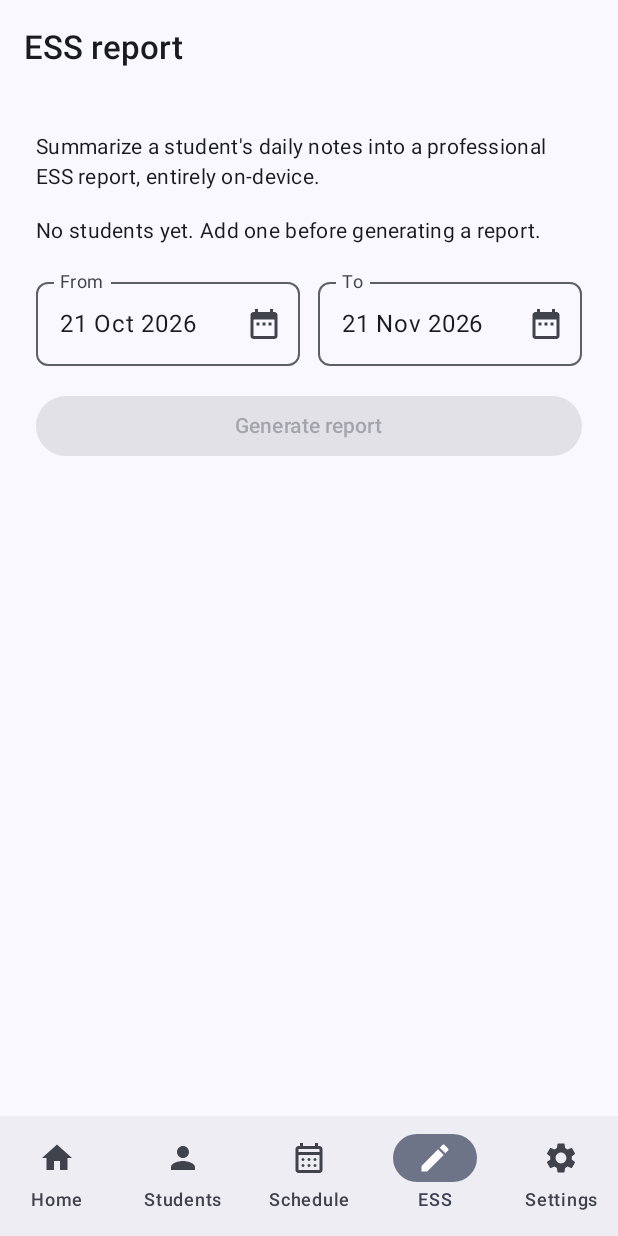
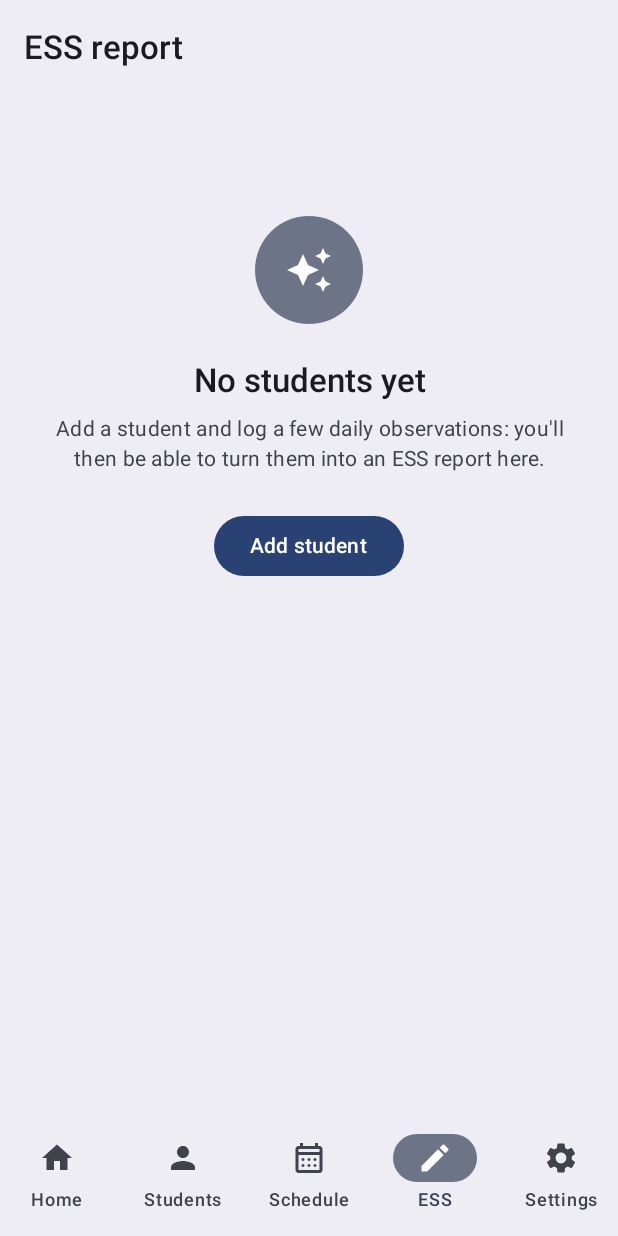
Before and after one commit to AlaedineBenkerbich/AeshAssistant, an Android app built with Jetpack Compose: the EssReportRoute screen opened through its navigation route, on a phone screen of 412 x 824 dp. Run offline under Robolectric (Android 15) with nearby library versions, the phone set to English and light mode, and no system bars; our stand-ins replace Room's generated code; 5 statements that could not run were skipped.

Commit message:
feat(ess): lay out the ESS report tab like the others (#57)
Fifth PR of the design series. The ESS tab was the last top-level screen
still on the old flat layout; this brings it in line with the others.
Layout only: the generation and export logic from #48 is untouched.

## What changes

- Rounded sections on the tinted background ("Student and period", "Your
draft"), under a card introducing the on-device AI. Its sparkles icon
now also marks the Generate button.
- The draft section reminds users to read the text over before exporting
it; the export button gets an icon.
- With no student yet, an empty state explains what's needed first and
leads to the students tab, instead of a sentence above disabled fields.
- The top bar tints when content scrolls under it.

## Checked

- `ktlintCheck`, `lintDebug`, `testDebugUnitTest`, `assembleDebug` pass
locally.
- On an API 36 emulator in light and dark themes: the form, and a
generation attempt (the emulator has no Gemini Nano, so it ends with the
existing "AI unavailable" snackbar). The draft section follows the same
section pattern and is covered by the existing previews.

🤖 Generated with [Claude Code](https://claude.com/claude-code)

Co-authored-by: Claude Opus 5.5 <noreply@anthropic.com>

```diff
--- a/app/src/main/java/fr/alaedine/aesh/presentation/report/EssReportScreen.kt
+++ b/app/src/main/java/fr/alaedine/aesh/presentation/report/EssReportScreen.kt
@@ -6,7 +6,9 @@ import androidx.activity.result.contract.ActivityResultContracts
 import androidx.compose.foundation.interaction.MutableInteractionSource
 import androidx.compose.foundation.interaction.collectIsPressedAsState
 import androidx.compose.foundation.layout.Arrangement
+import androidx.compose.foundation.layout.Box
 import androidx.compose.foundation.layout.Column
+import androidx.compose.foundation.layout.ColumnScope
 import androidx.compose.foundation.layout.Row
 import androidx.compose.foundation.layout.fillMaxSize
 import androidx.compose.foundation.layout.fillMaxWidth
@@ -18,6 +20,7 @@ import androidx.compose.material.icons.Icons
 import androidx.compose.material.icons.filled.DateRange
 import androidx.compose.material3.AlertDialog
 import androidx.compose.material3.Button
+import androidx.compose.material3.ButtonDefaults
 import androidx.compose.material3.CircularProgressIndicator
 import androidx.compose.material3.DatePicker
 import androidx.compose.material3.DatePickerDialog
@@ -32,9 +35,11 @@ import androidx.compose.material3.OutlinedTextField
 import androidx.compose.material3.Scaffold
 import androidx.compose.material3.SnackbarHost
 import androidx.compose.material3.SnackbarHostState
+import androidx.compose.material3.Surface
 import androidx.compose.material3.Text
 import androidx.compose.material3.TextButton
 import androidx.compose.material3.TopAppBar
+import androidx.compose.material3.TopAppBarDefaults
 import androidx.compose.material3.rememberDatePickerState
 import androidx.compose.runtime.Composable
 import androidx.compose.runtime.DisposableEffect
@@ -45,15 +50,20 @@ import androidx.compose.runtime.remember
 import androidx.compose.runtime.setValue
 import androidx.compose.ui.Alignment
 import androidx.compose.ui.Modifier
+import androidx.compose.ui.input.nestedscroll.nestedScroll
 import androidx.compose.ui.platform.LocalContext
 import androidx.compose.ui.platform.LocalView
+import androidx.compose.ui.res.painterResource
 import androidx.compose.ui.res.stringResource
+import androidx.compose.ui.semantics.heading
+import androidx.compose.ui.semantics.semantics
 import androidx.compose.ui.tooling.preview.Preview
 import androidx.compose.ui.unit.dp
 import androidx.lifecycle.compose.collectAsStateWithLifecycle
 import fr.alaedine.aesh.R
 import fr.alaedine.aesh.domain.model.Student
 import fr.alaedine.aesh.domain.usecase.EssReportProgress
+import fr.alaedine.aesh.presentation.components.EmptyState
 import fr.alaedine.aesh.presentation.navigation.AeshBottomNavTab
 import fr.alaedine.aesh.presentation.navigation.AeshBottomNavigationBar
 import fr.alaedine.aesh.presentation.theme.AeshAssistantTheme
@@ -134,7 +144,10 @@ fun EssReportRoute(
 /**
  * Lets the user pick a student and a date range, generate an ESS report
  * draft from their daily notes entirely on-device, edit the result, and
- * export it as a PDF.
+ * export it as a PDF. Laid out like the other tabs: rounded sections on a
+ * tinted background, under a card introducing the on-device AI. With no
+ * student yet, an [EmptyState] explains what's needed first and leads to
+ * the students tab.
  */
 @OptIn(ExperimentalMaterial3Api::class)
 @Composable
@@ -162,11 +175,19 @@ fun EssReportScreen(
         onStatusMessageShown()
     }
 
+    val scrollBehavior = TopAppBarDefaults.pinnedScrollBehavior()
     Scaffold(
-        modifier = modifier.fillMaxSize(),
+        modifier = modifier.fillMaxSize().nestedScroll(scrollBehavior.nestedScrollConnection),
+        containerColor = MaterialTheme.colorScheme.surfaceContainer,
         topBar = {
             TopAppBar(
                 title = { Text(text = stringResource(R.string.ess_report_title)) },
+                colors =
+                    TopAppBarDefaults.topAppBarColors(
+                        containerColor = MaterialTheme.colorScheme.surfaceContainer,
+                        scrolledContainerColor = MaterialTheme.colorScheme.surfaceContainerHigh,
+                    ),
+                scrollBehavior = scrollBehavior,
             )
         },
         bottomBar = {
@@ -177,33 +198,39 @@ fun EssReportScreen(
         },
         snackbarHost = { SnackbarHost(hostState = snackbarHostState) },
     ) { contentPadding ->
+        if (uiState.students.isEmpty() && !uiState.isLoadingStudents) {
+            Box(modifier = Modifier.fillMaxSize().padding(contentPadding)) {
+                EmptyState(
+                    icon = painterResource(id = R.drawable.ic_auto_awesome),
+                    title = stringResource(R.string.student_list_empty_title),
+                    message = stringResource(R.string.ess_report_empty_students),
+                    action = {
+                        Button(onClick = { onTabSelected(AeshBottomNavTab.Students) }) {
+                            Text(text = stringResource(R.string.action_add_student))
+                        }
+                    },
+                    modifier = Modifier.padding(top = 48.dp),
+                )
+            }
+            return@Scaffold
+        }
         Column(
             modifier =
                 Modifier
                     .fillMaxSize()
                     .padding(contentPadding)
-                    .padding(24.dp)
-                    .verticalScroll(rememberScrollState()),
-            verticalArrangement = Arrangement.spacedBy(16.dp),
+                    .verticalScroll(rememberScrollState())
+                    .padding(horizontal = 16.dp, vertical = 8.dp),
+            verticalArrangement = Arrangement.spacedBy(12.dp),
         ) {
-            Text(
-                text = stringResource(R.string.ess_report_description),
-                style = MaterialTheme.typography.bodyMedium,
-            )
+            OnDeviceAiIntroCard()
 
-            if (uiState.students.isEmpty() && !uiState.isLoadingStudents) {
-                Text(
-                    text = stringResource(R.string.ess_report_empty_students),
-                    style = MaterialTheme.typography.bodyMedium,
-                )
-            } else {
+            ReportSection(title = stringResource(R.string.ess_report_section_student_period)) {
                 StudentDropdown(
                     students = uiState.students,
                     selectedStudent = uiState.selectedStudent,
                     onStudentSelected = onStudentSelected,
                 )
-            }
-
                 Row(
                     horizontalArrangement = Arrangement.spacedBy(12.dp),
                     modifier = Modifier.fillMaxWidth(),
@@ -221,7 +248,6 @@ fun EssReportScreen(
                         modifier = Modifier.weight(1f),
                     )
                 }
-
                 if (uiState.isDateRangeInvalid) {
                     Text(
                         text = stringResource(R.string.ess_report_invalid_date_range),
@@ -229,12 +255,18 @@ fun EssReportScreen(
                         style = MaterialTheme.typography.bodySmall,
                     )
                 }
+            }
 
             Button(
                 onClick = onGenerateClicked,
                 enabled = uiState.canGenerate,
                 modifier = Modifier.fillMaxWidth(),
             ) {
+                Icon(
+                    painter = painterResource(id = R.drawable.ic_auto_awesome),
+                    contentDescription = null,
+                    modifier = Modifier.padding(end = ButtonDefaults.IconSpacing).size(ButtonDefaults.IconSize),
+                )
                 Text(
                     text =
                         stringResource(
@@ -244,13 +276,28 @@ fun EssReportScreen(
             }
 
             if (uiState.isGenerating) {
-                GeneratingIndicator(progress = uiState.generationProgress, onCancelClicked = onCancelGenerationClicked)
+                Surface(
+                    shape = MaterialTheme.shapes.large,
+                    color = MaterialTheme.colorScheme.surfaceBright,
+                ) {
+                    GeneratingIndicator(
+                        progress = uiState.generationProgress,
+                        onCancelClicked = onCancelGenerationClicked,
+                        modifier = Modifier.padding(start = 16.dp, top = 8.dp, bottom = 8.dp, end = 8.dp),
+                    )
+                }
                 // Android only lets the app on screen use on-device AI: a screen timeout would stop the generation.
                 KeepScreenOn()
             }
 
             val generatedText = uiState.generatedText
             if (generatedText != null) {
+                ReportSection(title = stringResource(R.string.ess_report_section_draft)) {
+                    Text(
+                        text = stringResource(R.string.ess_report_draft_hint),
+                        style = MaterialTheme.typography.bodySmall,
+                        color = MaterialTheme.colorScheme.onSurfaceVariant,
+                    )
                     OutlinedTextField(
                         value = generatedText,
                         onValueChange = onReportTextChanged,
@@ -260,9 +307,14 @@ fun EssReportScreen(
                         enabled = !uiState.isGenerating,
                         modifier = Modifier.fillMaxWidth(),
                     )
-
                     Button(onClick = onExportClicked, enabled = !uiState.isGenerating, modifier = Modifier.fillMaxWidth()) {
+                        Icon(
+                            painter = painterResource(id = R.drawable.ic_export),
+                            contentDescription = null,
+                            modifier = Modifier.padding(end = ButtonDefaults.IconSpacing).size(ButtonDefaults.IconSize),
+                        )
                         Text(text = stringResource(R.string.ess_report_export_pdf))
+                    }
                 }
             }
         }
@@ -289,6 +341,60 @@ private fun resolvedStatusMessage(message: EssReportStatusMessage): String =
         is EssReportStatusMessage.ExportSuccess -> stringResource(R.string.ess_report_export_success)
         is EssReportStatusMessage.ExportFailed -> stringResource(R.string.ess_report_export_failed)
         is EssReportStatusMessage.ExportFileOpenFailed -> stringResource(R.string.error_export_file_open_failed)
+    }
+
+/** Explains what the screen does, under the sparkles that mark the app's on-device AI features. */
+@Composable
+private fun OnDeviceAiIntroCard(modifier: Modifier = Modifier) {
+    Surface(
+        modifier = modifier.fillMaxWidth(),
+        shape = MaterialTheme.shapes.large,
+        color = MaterialTheme.colorScheme.secondaryContainer,
+        contentColor = MaterialTheme.colorScheme.onSecondaryContainer,
+    ) {
+        Row(
+            modifier = Modifier.padding(16.dp),
+            horizontalArrangement = Arrangement.spacedBy(16.dp),
+            verticalAlignment = Alignment.CenterVertically,
+        ) {
+            Icon(
+                painter = painterResource(id = R.drawable.ic_auto_awesome),
+                contentDescription = null,
+                modifier = Modifier.size(28.dp),
+            )
+            Text(
+                text = stringResource(R.string.ess_report_description),
+                style = MaterialTheme.typography.bodyMedium,
+            )
+        }
+    }
+}
+
+/** A titled, rounded group of the screen's content on the brightest surface color, standing out from its tinted background. */
+@Composable
+private fun ReportSection(
+    title: String,
+    modifier: Modifier = Modifier,
+    content: @Composable ColumnScope.() -> Unit,
+) {
+    Surface(
+        modifier = modifier.fillMaxWidth(),
+        shape = MaterialTheme.shapes.large,
+        color = MaterialTheme.colorScheme.surfaceBright,
+    ) {
+        Column(
+            modifier = Modifier.padding(16.dp),
+            verticalArrangement = Arrangement.spacedBy(12.dp),
+        ) {
+            Text(
+                text = title,
+                style = MaterialTheme.typography.titleSmall,
+                color = MaterialTheme.colorScheme.primary,
+                modifier = Modifier.semantics { heading() },
+            )
+            content()
+        }
+    }
 }
 
 @Composable
--- /dev/null
+++ b/app/src/main/res/drawable/ic_auto_awesome.xml
@@ -0,0 +1,15 @@
+<?xml version="1.0" encoding="utf-8"?>
+<!-- Google Material Icons "auto_awesome" glyph (Apache License 2.0),
+     https://github.com/google/material-design-icons. Vendored locally for
+     the same reason as ic_camera.xml: to avoid depending on the
+     material-icons-extended artifact. Marks the on-device AI features. -->
+<vector xmlns:android="http://schemas.android.com/apk/res/android"
+    android:width="24dp"
+    android:height="24dp"
+    android:viewportWidth="24"
+    android:viewportHeight="24"
+    android:tint="?attr/colorControlNormal">
+  <path
+      android:fillColor="@android:color/white"
+      android:pathData="M19,9l1.25,-2.75L23,5l-2.75,-1.25L19,1l-1.25,2.75L15,5l2.75,1.25L19,9zM11.5,9.5L9,4L6.5,9.5L1,12l5.5,2.5L9,20l2.5,-5.5L17,12L11.5,9.5zM19,15l-1.25,2.75L15,19l2.75,1.25L19,23l1.25,-2.75L23,19l-2.75,-1.25L19,15z"/>
+</vector>
--- a/app/src/main/res/values/strings.xml
+++ b/app/src/main/res/values/strings.xml
@@ -189,7 +189,10 @@
     <!-- ESS report -->
     <string name="ess_report_title">ESS report</string>
     <string name="ess_report_description">Summarize a student\'s daily notes into a professional ESS report, entirely on-device.</string>
-    <string name="ess_report_empty_students">No students yet. Add one before generating a report.</string>
+    <string name="ess_report_empty_students">Add a student and log a few daily observations: you\'ll then be able to turn them into an ESS report here.</string>
+    <string name="ess_report_section_student_period">Student and period</string>
+    <string name="ess_report_section_draft">Your draft</string>
+    <string name="ess_report_draft_hint">Read it over and edit it as needed before exporting it.</string>
     <string name="ess_report_from">From</string>
     <string name="ess_report_to">To</string>
     <string name="ess_report_invalid_date_range">The start date must be on or before the end date.</string>
```
Also changed, not shown: 1 other file. Lines whose indentation alone changed are shown as unchanged.
